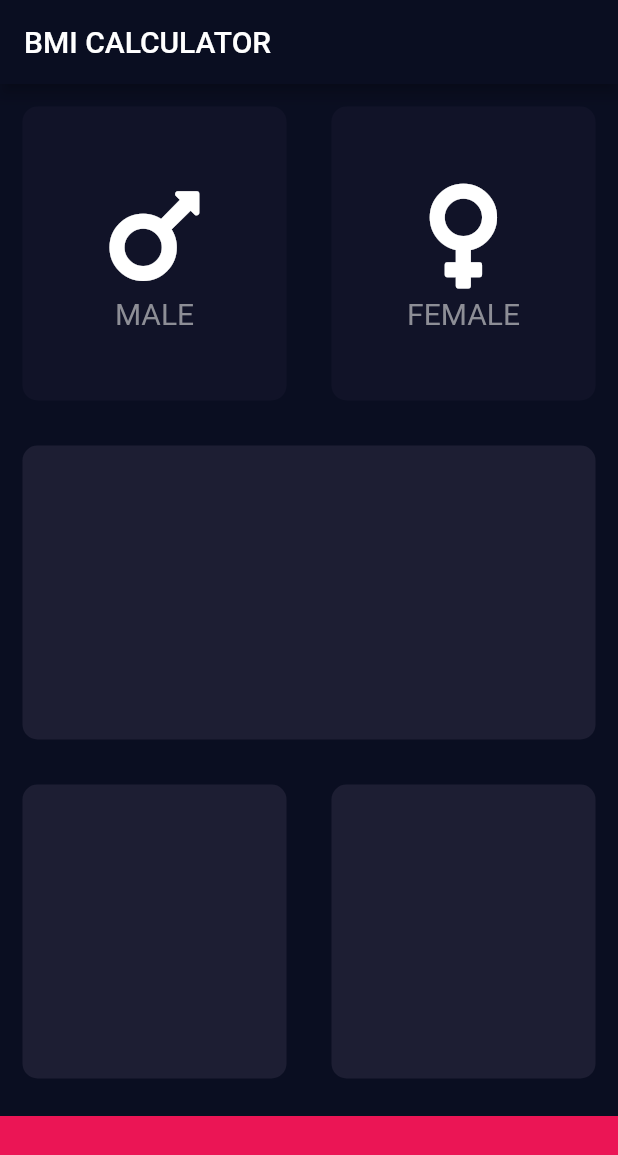
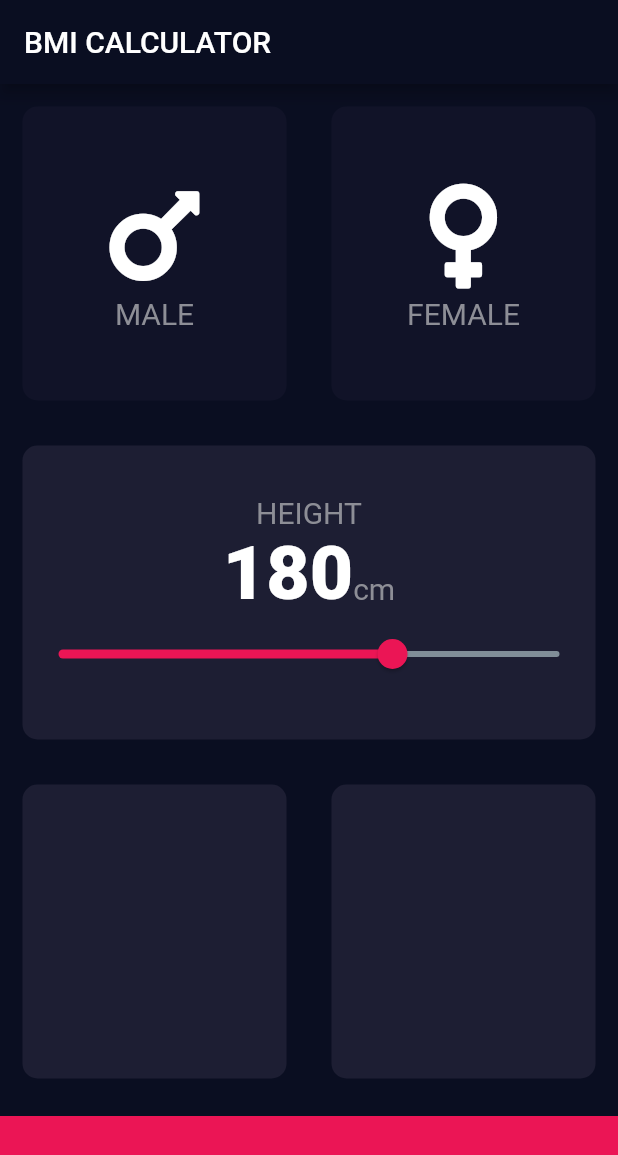
Before and after one commit to fobf/bmi_calc, a Flutter app: the screen it shows after launch, on a phone screen of 412 x 824 dp. Shown: the top 1155 px of the screen. Run offline on Flutter 3.47's test engine with Material 2 defaults, Android fonts, the light colour scheme and no system bars; our stand-ins replace font_awesome_flutter.

Commit message:
height card+slider

```diff
--- a/lib/constants.dart
+++ b/lib/constants.dart
@@ -4,3 +4,9 @@ const labelTextStyle = TextStyle(
   fontSize: 20.0,
   color: Color(0xFF8D8E96),
 );
+
+const numbersTextStyle = TextStyle(fontSize: 50, fontWeight: FontWeight.w900);
+const double bottomContainerHeight = 80;
+const activeCardColor = Color(0xFF1D1E33);
+const inactiveCardColor = Color(0xFF111328);
+const bottomContainerColor = Color(0xFFEB1555);
--- a/lib/icon_content.dart
+++ b/lib/icon_content.dart
@@ -1,10 +1,6 @@
 import 'package:flutter/material.dart';
 import 'package:font_awesome_flutter/font_awesome_flutter.dart';
-
-const labelTextStyle = TextStyle(
-  fontSize: 20.0,
-  color: Color(0xFF8D8E96),
-);
+import 'constants.dart';
 
 class IconContent extends StatelessWidget {
   IconContent({this.icon, this.label = 'Icon Text'});
@@ -15,13 +11,10 @@ class IconContent extends StatelessWidget {
     return Column(
       mainAxisAlignment: MainAxisAlignment.center,
       children: [
-        FaIcon(icon,
-            //FontAwesomeIcons.mars,
-            size: 80),
+        FaIcon(icon, size: 80),
         // SizedBox(height: 15),
         Text(
           label,
-          // 'MALE',
           style: labelTextStyle,
         )
       ],
--- a/lib/input_page.dart
+++ b/lib/input_page.dart
@@ -2,11 +2,8 @@ import 'package:flutter/material.dart';
 import 'package:font_awesome_flutter/font_awesome_flutter.dart';
 import 'icon_content.dart';
 import 'reusable_card.dart';
+import 'constants.dart';
 
-const double bottomContainerHeight = 80;
-const activeCardColor = Color(0xFF1D1E33);
-const inactiveCardColor = Color(0xFF111328);
-const bottomContainerColor = Color(0xFFEB1555);
 enum Gender { male, female }
 
 class InputPage extends StatefulWidget {
@@ -16,6 +13,7 @@ class InputPage extends StatefulWidget {
 
 class _InputPageState extends State<InputPage> {
   Gender? selectedGender;
+  int height = 180;
 
   @override
   Widget build(BuildContext context) {
@@ -24,20 +22,18 @@ class _InputPageState extends State<InputPage> {
         title: Text('BMI CALCULATOR'),
       ),
       body: Column(
+        crossAxisAlignment: CrossAxisAlignment.stretch,
         children: [
           Expanded(
             child: Row(
               children: [
                 Expanded(
-                  child: GestureDetector(
-                    onTap: () => {
+                  child: ReusableCard(
+                    onPress: () {
                       setState(() {
                         selectedGender = Gender.male;
-
-                        // updateColor(Gender.male);
-                      }),
+                      });
                     },
-                    child: ReusableCard(
                     color: selectedGender == Gender.male
                         ? activeCardColor
                         : inactiveCardColor,
@@ -47,15 +43,13 @@ class _InputPageState extends State<InputPage> {
                     ),
                   ),
                 ),
-                ),
                 Expanded(
-                  child: GestureDetector(
-                    onTap: () {
+                  child: ReusableCard(
+                    onPress: () {
                       setState(() {
                         selectedGender = Gender.female;
                       });
                     },
-                    child: ReusableCard(
                     color: selectedGender == Gender.female
                         ? activeCardColor
                         : inactiveCardColor,
@@ -65,13 +59,48 @@ class _InputPageState extends State<InputPage> {
                     ),
                   ),
                 ),
-                ),
               ],
             ),
           ),
           Expanded(
             child: ReusableCard(
               color: activeCardColor,
+              cardChild: Column(
+                mainAxisAlignment: MainAxisAlignment.center,
+                children: [
+                  Text(
+                    'HEIGHT',
+                    style: labelTextStyle,
+                  ),
+                  Row(
+                    mainAxisAlignment: MainAxisAlignment.center,
+                    crossAxisAlignment: CrossAxisAlignment.baseline,
+                    textBaseline: TextBaseline.alphabetic,
+                    children: [
+                      Text(
+                        height.toString(),
+                        style: numbersTextStyle,
+                      ),
+                      Text(
+                        'cm',
+                        style: labelTextStyle,
+                      ),
+                    ],
+                  ),
+                  Slider(
+                    value: height.toDouble(),
+                    min: 100.0,
+                    max: 220.0,
+                    activeColor: Color(0xFFEB1555),
+                    inactiveColor: Color(0xFF808E98),
+                    onChanged: (double newValue) {
+                      setState(() {
+                        height = newValue.round();
+                      });
+                    },
+                  )
+                ],
+              ),
             ),
           ),
           Expanded(
--- a/lib/reusable_card.dart
+++ b/lib/reusable_card.dart
@@ -4,20 +4,25 @@ class ReusableCard extends StatelessWidget {
   ReusableCard({
     required this.color,
     this.cardChild,
+    this.onPress,
   });
 
   final Color color;
   final Widget? cardChild;
+  final void Function()? onPress;
 
   @override
   Widget build(BuildContext context) {
-    return Container(
-      margin: EdgeInsets.all(15),
-      decoration: BoxDecoration(
-        color: color,
-        borderRadius: BorderRadius.circular(10),
+    return GestureDetector(
+      onTap: onPress,
+      child: Container(
+        margin: EdgeInsets.all(15),
+        decoration: BoxDecoration(
+          color: color,
+          borderRadius: BorderRadius.circular(10),
+        ),
+        child: cardChild != null ? cardChild : null, // null check
       ),
-      child: cardChild != null ? cardChild : null, // handle here
     );
   }
 }
```
Lines whose indentation alone changed are shown as unchanged.
